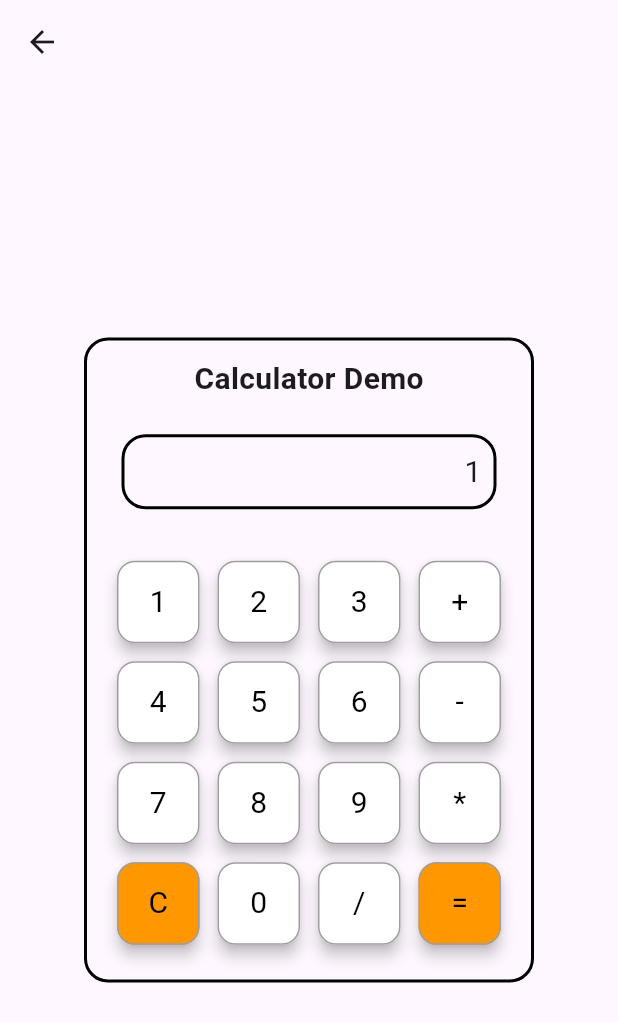
After one commit to Niravkariya08/Internship, a Flutter app: the CalculatorDemo screen opened directly, after a tap on an icon or button, on a phone screen of 412 x 824 dp. The commit adds this screen. Shown: the top 1022 px of the screen. Run offline on Flutter 3.47's test engine with Material 3 defaults, Android fonts, the phone set to English and light mode, and no system bars; our stand-ins replace card_swiper, fluttertoast, geocoding, geolocator, image_cropper, image_picker and 4 more; missing offline and left inert: dart:ffi; accounts and stored records are empty; key blocks and very long unbroken strings in the code were emptied for the run.

Commit message:
shared preferences and calculator create

```diff
--- /dev/null
+++ b/lib/Weel_3/Calculator.dart
@@ -0,0 +1,182 @@
+import 'package:flutter/cupertino.dart';
+import 'package:flutter/material.dart';
+
+class CalculatorDemo extends StatefulWidget {
+  const CalculatorDemo({super.key});
+
+  @override
+  State<CalculatorDemo> createState() => _CalculatorDemoState();
+}
+
+class _CalculatorDemoState extends State<CalculatorDemo> {
+  final List<Map<String, dynamic>> Buttons = [
+    //
+    //
+    {'color': Colors.white, 'Title': '1', 'value': '1'},
+    {'color': Colors.white, 'Title': '2', 'value': '2'},
+    {'color': Colors.white, 'Title': '3', 'value': '3'},
+    {'color': Colors.white, 'Title': '+', 'value': ''},
+    {'color': Colors.white, 'Title': '4', 'value': '4'},
+    {'color': Colors.white, 'Title': '5', 'value': '5'},
+    {'color': Colors.white, 'Title': '6', 'value': '6'},
+    {'color': Colors.white, 'Title': '-', 'value': ''},
+    {'color': Colors.white, 'Title': '7', 'value': '7'},
+    {'color': Colors.white, 'Title': '8', 'value': '8'},
+    {'color': Colors.white, 'Title': '9', 'value': '9'},
+    {'color': Colors.white, 'Title': '*', 'value': ''},
+    {'color': Colors.orange, 'Title': 'C', 'value': ''},
+    {'color': Colors.white, 'Title': '0', 'value': '0'},
+    {'color': Colors.white, 'Title': '/', 'value': ''},
+    {'color': Colors.orange, 'Title': '=', 'value': ''},
+  ];
+
+  String ScreenItem = '';
+  double num1 = 0;
+  double num2 = 0;
+  String operator = '';
+  double subtotal = 0;
+  double ans = 0;
+
+  @override
+  Widget build(BuildContext context) {
+    return Scaffold(
+      appBar: AppBar(),
+      body: Center(
+        child: Container(
+          height: 430,
+          width: 300,
+          decoration: BoxDecoration(
+            border: Border.all(width: 2, color: Colors.black),
+            borderRadius: BorderRadius.circular(16),
+          ),
+          child: Column(
+            mainAxisAlignment: MainAxisAlignment.spaceAround,
+            children: [
+              Text(
+                "Calculator Demo",
+                style: TextStyle(fontSize: 20, fontWeight: FontWeight.bold),
+              ),
+              Container(
+                alignment: Alignment.centerRight,
+                padding: EdgeInsets.all(8),
+                height: 50,
+                width: 250,
+                decoration: BoxDecoration(
+                  border: Border.all(width: 2, color: Colors.black),
+                  borderRadius: BorderRadius.circular(16),
+                ),
+                child: Text(ScreenItem, style: TextStyle(fontSize: 20)),
+              ),
+              Container(
+                height: 280,
+                width: 280,
+                child: GridView.builder(
+                  padding: EdgeInsets.all(8),
+                  gridDelegate: SliverGridDelegateWithFixedCrossAxisCount(
+                    crossAxisCount: 4,
+                    mainAxisSpacing: 4,
+                    crossAxisSpacing: 4,
+                    childAspectRatio: 1,
+                  ),
+                  itemCount: Buttons.length,
+                  itemBuilder: (context, index) {
+                    final cardsItems = Buttons[index];
+                    return GestureDetector(
+                      onTap: () {
+                        String title = cardsItems['Title'];
+
+                        if (title == 'C') {
+                          clean();
+                          return;
+                        }
+                        setState(() {});
+                        if (title == '+' ||
+                            title == '-' ||
+                            title == '*' ||
+                            title == '/') {
+                          num1 = double.parse(ScreenItem);
+                          operator = title;
+                          // ScreenItem = '';
+                          ScreenItem = ScreenItem + title;
+                          setState(() {});
+                          return;
+                        }
+                        if (title == '=') {
+                          List<String> parts = ScreenItem.split(operator);
+                          // num2 = double.parse(ScreenItem);
+                          // equal();
+                          // return;
+                          if (parts.length == 2) {
+                            num2 = double.parse(parts[1]);
+                            equal();
+                          }
+                          return;
+                        }
+
+                        ScreenItem += title;
+                        setState(() {});
+                      },
+                      child: Card(
+                        elevation: 4,
+                        shape: RoundedRectangleBorder(
+                          side: BorderSide(color: Colors.grey, width: 1),
+                          borderRadius: BorderRadius.circular(12),
+                        ),
+                        color: cardsItems['color'],
+                        child: Column(
+                          mainAxisAlignment: MainAxisAlignment.center,
+                          children: [
+                            Text(
+                              cardsItems['Title'],
+                              style: TextStyle(
+                                color: Colors.black,
+                                fontSize: 20,
+                              ),
+                            ),
+                          ],
+                        ),
+                      ),
+                    );
+                  },
+                ),
+              ),
+            ],
+          ),
+        ),
+      ),
+    );
+  }
+
+  void clean() {
+    setState(() {
+      ScreenItem = '';
+      num1 = 0;
+      num2 = 0;
+      operator = '';
+    });
+  }
+
+  void equal() {
+    double result = 0;
+
+    if (operator == '+') {
+      result = num1 + num2;
+    } else if (operator == '-') {
+      result = num1 - num2;
+    } else if (operator == '*') {
+      result = num1 * num2;
+    } else if (operator == '/') {
+      result = num1 / num2;
+    }
+
+    if (operator == '+' || operator == '-' || operator == '*') {
+      setState(() {
+        ScreenItem = int.parse(result.toStringAsFixed(0)).toString();
+      });
+    } else {
+      setState(() {
+        ScreenItem = result.toString();
+      });
+    }
+  }
+}
```
Also changed, not shown: lib/DashBoard.dart (+17 -4 lines), lib/Weel_3/otppage.dart (+12 -9 lines), lib/Weel_3/otpsigninscreen.dart (+35 -3 lines), lib/Weel_3/splashscreen.dart (deleted, +0 -15 lines), lib/main.dart (+56 -2 lines), pubspec.yaml (+12 -0 lines).
